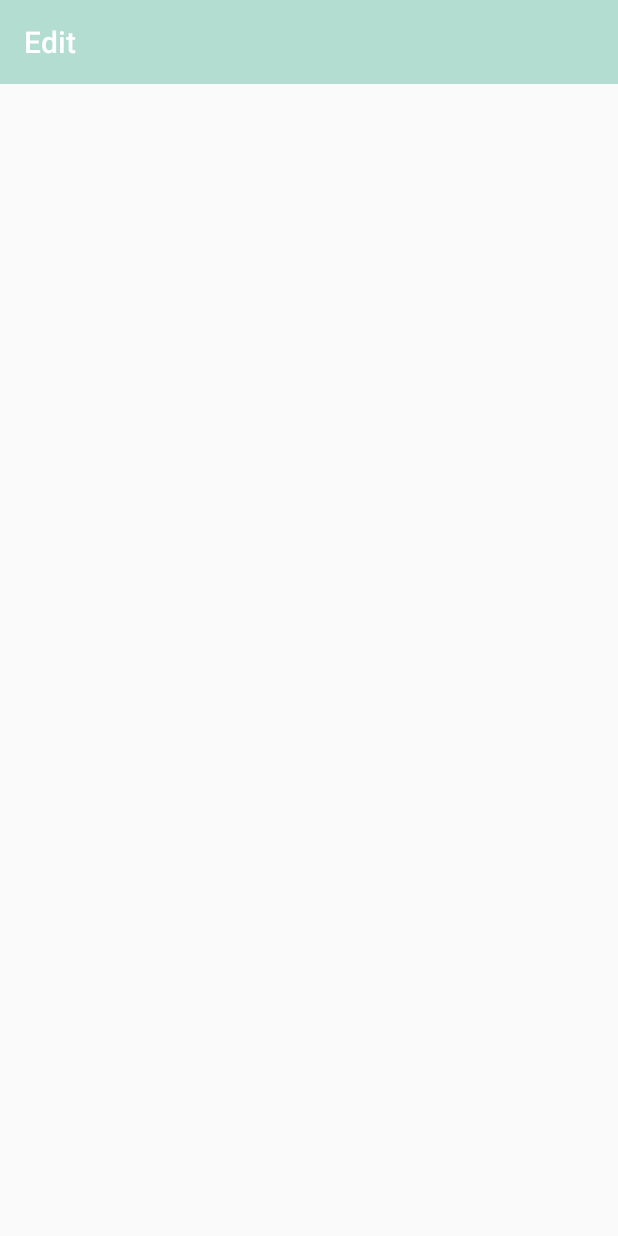
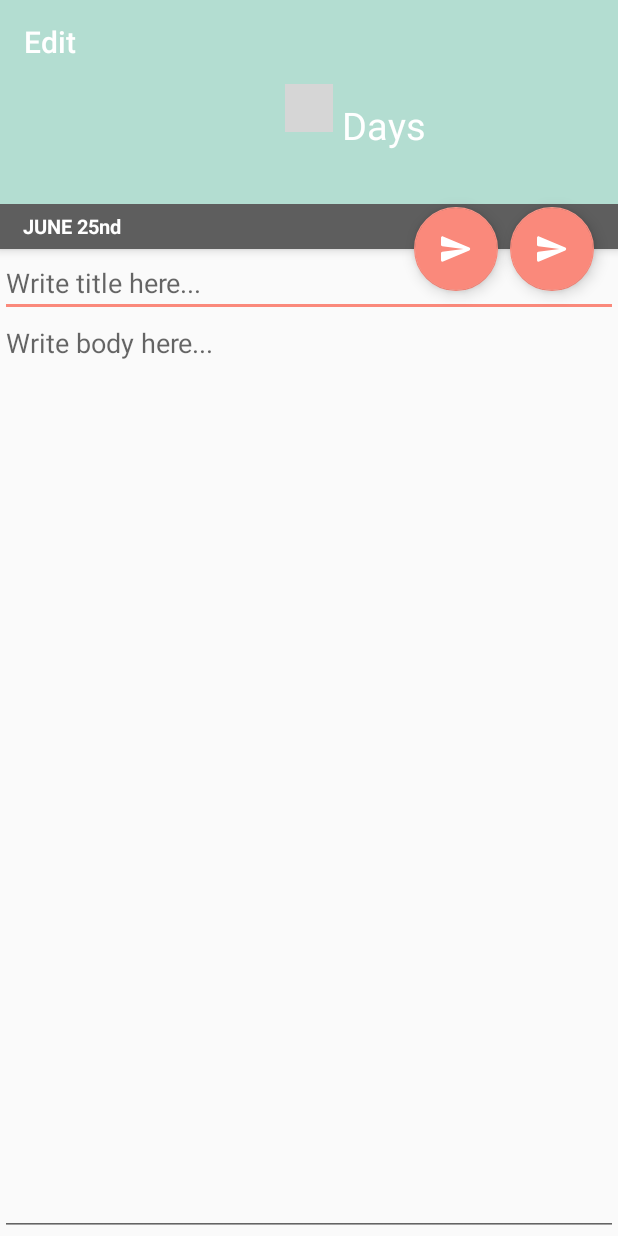
Before and after one commit to Xiayf98/TheDiary, an Android app: the EditActivity screen opened directly, with no data from a screen before it, on a phone screen of 412 x 824 dp. Run offline under Robolectric (Android 15) with nearby library versions, the phone set to English and light mode, and no system bars; libraries missing offline, so code that uses them is left out: com.robinhood.ticker; plain views replace TickerView; 4 statements that could not run were skipped; grey boxes are pictures that could not be loaded.

Commit message:
新增一个文本框将日记的标题和正文分开

```diff
--- a/app/src/main/res/layout/activity_edit.xml
+++ b/app/src/main/res/layout/activity_edit.xml
@@ -12,6 +12,7 @@
 
 <android.support.design.widget.CoordinatorLayout xmlns:android="http://schemas.android.com/apk/res/android"
     xmlns:app="http://schemas.android.com/apk/res-auto"
+    xmlns:tools="http://schemas.android.com/tools"
     android:id="@+id/activity_edit"
     android:layout_width="match_parent"
     android:layout_height="match_parent"
@@ -99,9 +100,11 @@
         android:layout_margin="16dp"
         />
 
+    <!--撤销按钮mainButton_undo的背景矢量图添加到res/drawable/vector_drawable_round_undo中，
+    然后修改下面的app:srcCompat-->
     <android.support.design.widget.FloatingActionButton
         android:id="@+id/mainButton_undo"
-        app:srcCompat="@drawable/vector_drawable_round_undo"
+        app:srcCompat="@drawable/vector_drawable_round_send___px"
         android:layout_width="wrap_content"
         android:layout_height="wrap_content"
         android:clickable="true"
@@ -117,10 +120,20 @@
         app:layout_behavior="@string/appbar_scrolling_view_behavior">
 
         <EditText
-            android:id="@+id/editText_edit"
+            android:id="@+id/editText_editTitle"
+            android:layout_width="match_parent"
+            android:layout_height="wrap_content"
+            android:gravity="left"
+            android:maxLines="1"
+            android:hint="Write title here..."/>
+
+        <EditText
+            android:id="@+id/editText_editBody"
             android:layout_width="match_parent"
             android:layout_height="match_parent"
-            android:maxLines="5" />
+            android:layout_marginTop="40dp"
+            android:gravity="left"
+            android:hint="Write body here..."/>
 
     </RelativeLayout>
 
```
